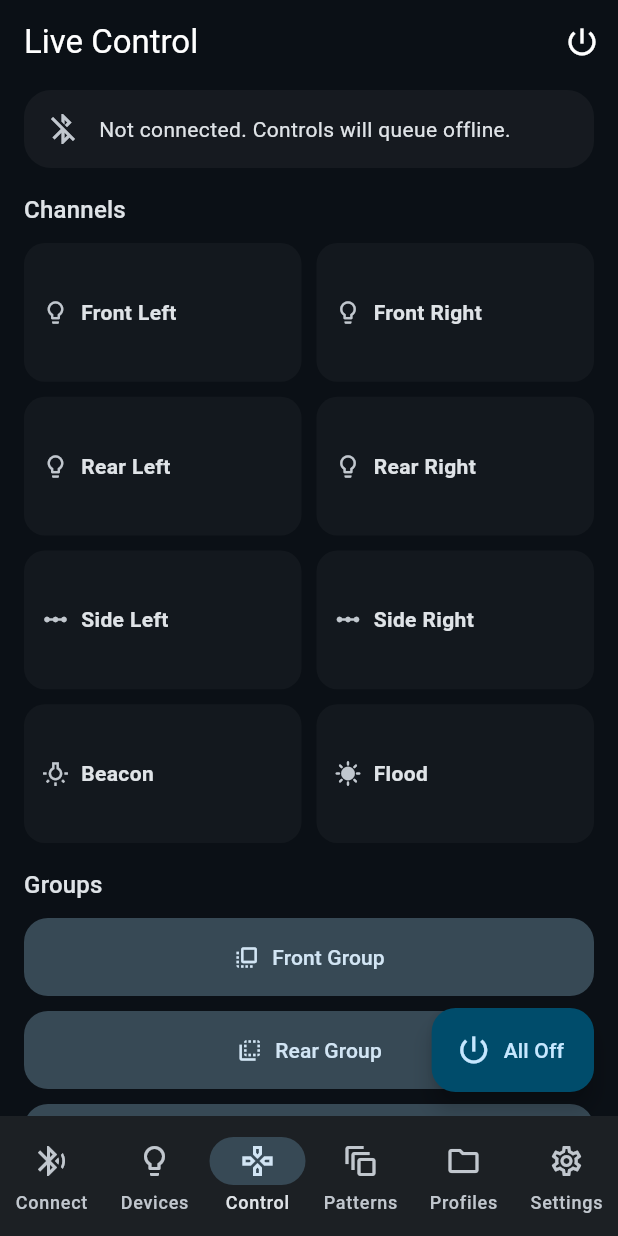
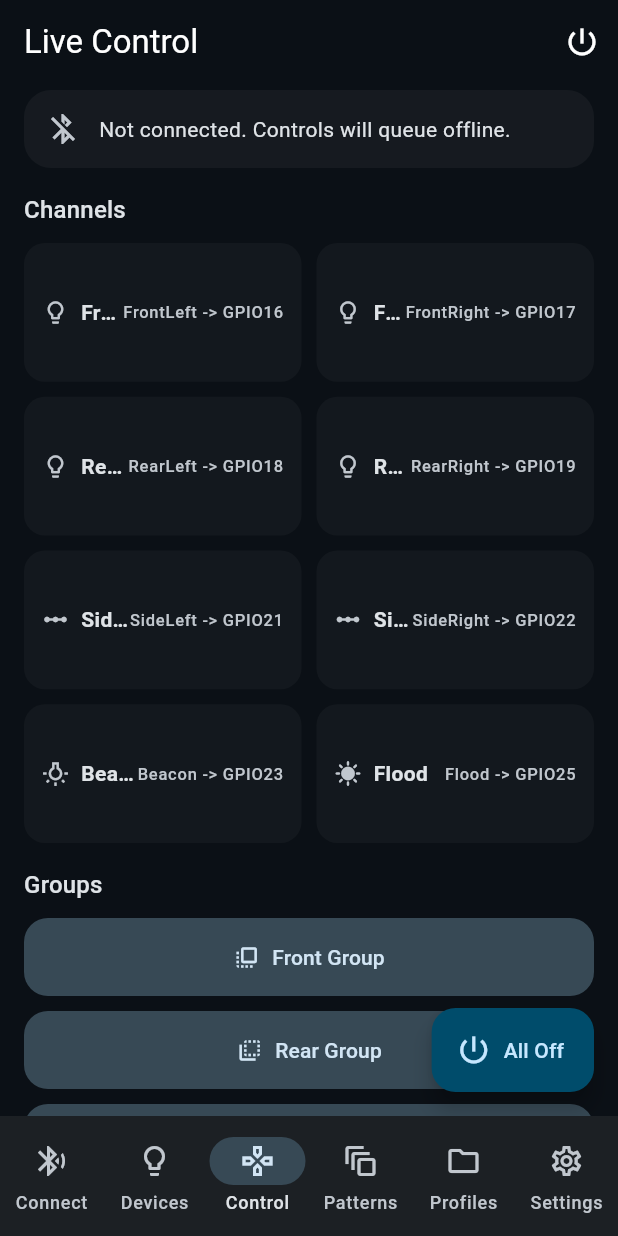
Before and after one commit to SummerCat52/strobesystem-controller, a Flutter app: the screen it shows after launch, item 3 of the bottom bar chosen, on a phone screen of 412 x 824 dp. Run offline on Flutter 3.47's test engine with Material 3 defaults, Android fonts, the phone set to English and light mode, and no system bars; our stand-ins replace file_picker, flutter_blue_plus, permission_handler, share_plus, shared_preferences.

Commit message:
Show GPIO mapping in manual control

```diff
--- a/lib/screens/manual_control_screen.dart
+++ b/lib/screens/manual_control_screen.dart
@@ -13,42 +13,49 @@ class ManualControlScreen extends StatelessWidget {
       label: 'Front Left',
       icon: Icons.lightbulb_outline,
       channelName: 'FrontLeft',
+      gpioLabel: 'GPIO16',
     ),
     _ZoneControl(
       keyName: 'front_right',
       label: 'Front Right',
       icon: Icons.lightbulb_outline,
       channelName: 'FrontRight',
+      gpioLabel: 'GPIO17',
     ),
     _ZoneControl(
       keyName: 'rear_left',
       label: 'Rear Left',
       icon: Icons.lightbulb_outline,
       channelName: 'RearLeft',
+      gpioLabel: 'GPIO18',
     ),
     _ZoneControl(
       keyName: 'rear_right',
       label: 'Rear Right',
       icon: Icons.lightbulb_outline,
       channelName: 'RearRight',
+      gpioLabel: 'GPIO19',
     ),
     _ZoneControl(
       keyName: 'side_left',
       label: 'Side Left',
       icon: Icons.linear_scale,
       channelName: 'SideLeft',
+      gpioLabel: 'GPIO21',
     ),
     _ZoneControl(
       keyName: 'side_right',
       label: 'Side Right',
       icon: Icons.linear_scale,
       channelName: 'SideRight',
+      gpioLabel: 'GPIO22',
     ),
     _ZoneControl(
       keyName: 'beacon',
       label: 'Beacon',
       icon: Icons.wb_incandescent_outlined,
       channelName: 'Beacon',
+      gpioLabel: 'GPIO23',
       accentColor: Color(0xFFFFB300),
     ),
     _ZoneControl(
@@ -56,6 +63,7 @@ class ManualControlScreen extends StatelessWidget {
       label: 'Flood',
       icon: Icons.sunny,
       channelName: 'Flood',
+      gpioLabel: 'GPIO25',
       accentColor: Color(0xFF4FC3F7),
     ),
   ];
@@ -154,6 +162,7 @@ class ManualControlScreen extends StatelessWidget {
                     final command = '${control.channelName}=${active ? 'OFF' : 'ON'}';
                     return _ZoneTile(
                       label: control.label,
+                      subtitle: '${control.channelName} -> ${control.gpioLabel}',
                       icon: control.icon,
                       active: active,
                       accentColor: control.accentColor,
@@ -200,6 +209,7 @@ class ManualControlScreen extends StatelessWidget {
 class _ZoneTile extends StatelessWidget {
   const _ZoneTile({
     required this.label,
+    required this.subtitle,
     required this.icon,
     required this.active,
     required this.onTap,
@@ -207,6 +217,7 @@ class _ZoneTile extends StatelessWidget {
   });
 
   final String label;
+  final String subtitle;
   final IconData icon;
   final bool active;
   final VoidCallback onTap;
@@ -245,6 +256,16 @@ class _ZoneTile extends StatelessWidget {
                         color: active ? Colors.white : null,
                       ),
                 ),
+              ),
+              Text(
+                subtitle,
+                maxLines: 1,
+                overflow: TextOverflow.ellipsis,
+                style: Theme.of(context).textTheme.labelSmall?.copyWith(
+                      color: active
+                          ? Colors.white70
+                          : colorScheme.onSurfaceVariant,
+                    ),
               ),
             ],
           ),
@@ -289,6 +310,7 @@ class _ZoneControl {
     required this.label,
     required this.icon,
     required this.channelName,
+    required this.gpioLabel,
     this.accentColor,
   });
 
@@ -296,6 +318,7 @@ class _ZoneControl {
   final String label;
   final IconData icon;
   final String channelName;
+  final String gpioLabel;
   final Color? accentColor;
 }
 
```
Also changed, not shown: 1 other file.
